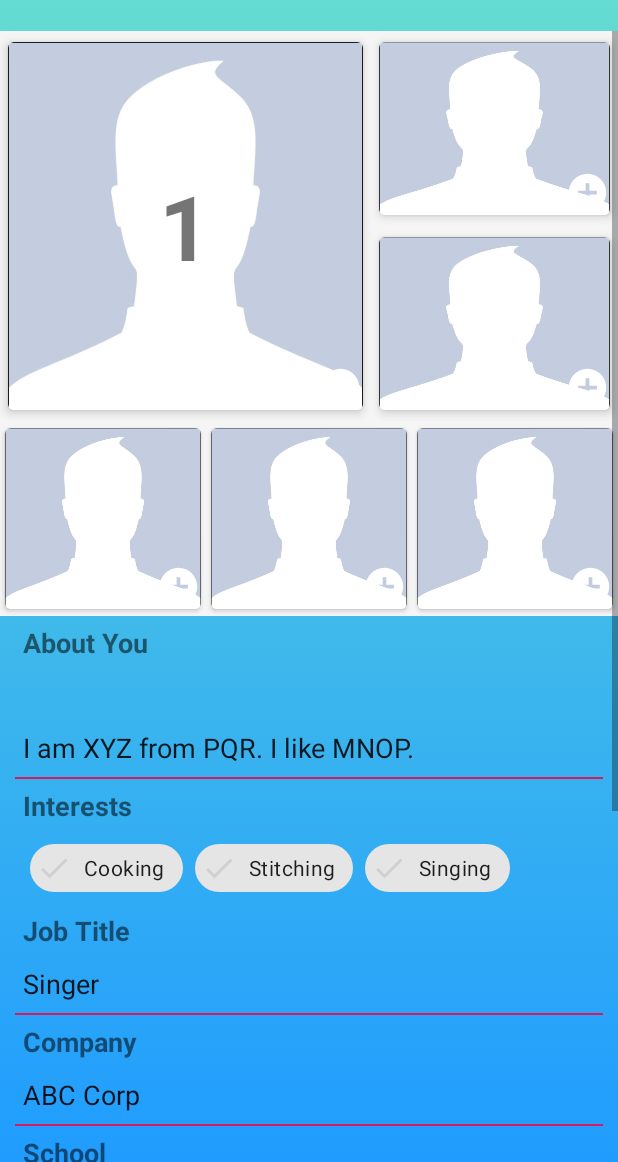
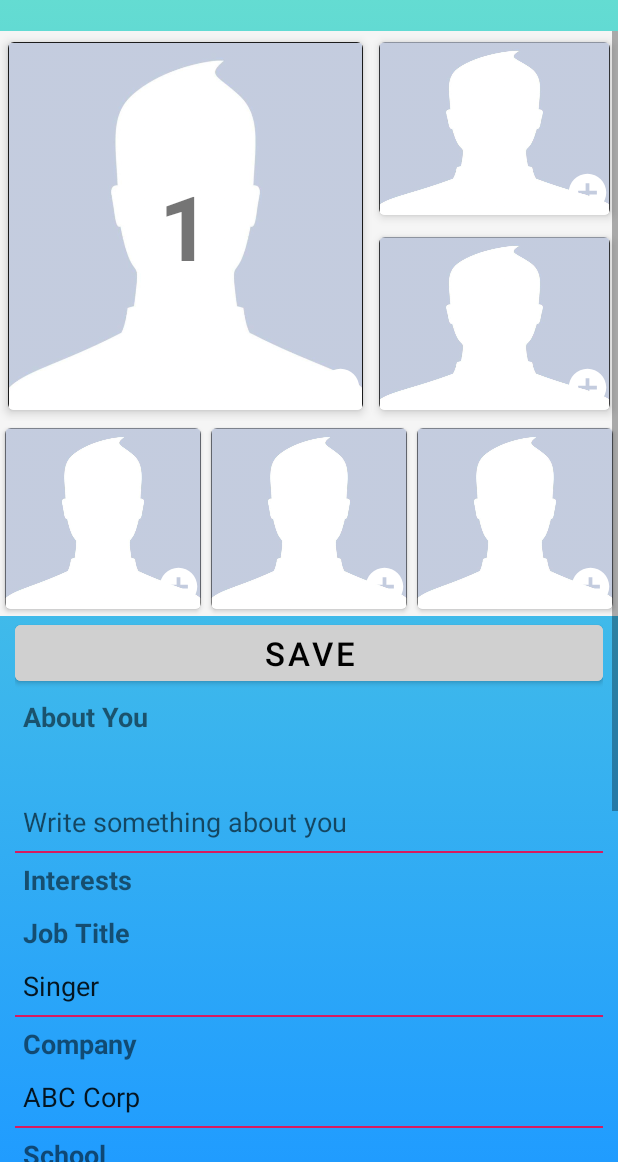
Before and after one commit to revanthscu/PlicoApp, an Android app: the EditProfileActivity screen opened directly, with no data from a screen before it, on a phone screen of 412 x 824 dp, the part 74-1236 px from its top. Run offline under Robolectric (Android 15) with nearby library versions, the phone set to English and light mode, and no system bars; our stand-ins replace Firebase (no records; nobody signed in at launch, a user with empty details on screens opened directly); 4 statements that could not run were skipped.

Commit message:
edit profile works

```diff
--- a/app/src/main/java/com/example/plicoapp/ProfileSetting/EditProfileActivity.java
+++ b/app/src/main/java/com/example/plicoapp/ProfileSetting/EditProfileActivity.java
@@ -1,9 +1,11 @@
 package com.example.plicoapp.ProfileSetting;
 
+import androidx.annotation.NonNull;
 import androidx.appcompat.app.AppCompatActivity;
 import androidx.appcompat.widget.SwitchCompat;
 
 import android.os.Bundle;
+import android.util.Log;
 import android.view.View;
 import android.widget.Button;
 import android.widget.CompoundButton;
@@ -13,8 +15,18 @@ import android.widget.ImageView;
 import android.widget.Toast;
 
 import com.example.plicoapp.R;
+import com.google.android.gms.tasks.OnCompleteListener;
+import com.google.android.gms.tasks.OnFailureListener;
+import com.google.android.gms.tasks.OnSuccessListener;
+import com.google.android.gms.tasks.Task;
 import com.google.android.material.chip.Chip;
 import com.google.android.material.chip.ChipGroup;
+import com.google.firebase.auth.FirebaseAuth;
+import com.google.firebase.firestore.DocumentReference;
+import com.google.firebase.firestore.DocumentSnapshot;
+import com.google.firebase.firestore.FirebaseFirestore;
+
+import java.util.ArrayList;
 
 public class EditProfileActivity extends AppCompatActivity implements CompoundButton.OnCheckedChangeListener, View.OnClickListener {
 
@@ -25,11 +37,51 @@ public class EditProfileActivity extends AppCompatActivity implements CompoundBu
     Button b1,b2,b3,b4,b5,b6;
     EditProfileContract profileInfo;
     ChipGroup chipInterests;
+    String name, bio, profilePic, pGender, gender, job, company, school, uid;
+    private ArrayList interests;
+    private Integer age, distance;
+
+    private FirebaseAuth mAuth;
+    private FirebaseFirestore db;
 
     @Override
     protected void onCreate(Bundle savedInstanceState) {
         super.onCreate(savedInstanceState);
         setContentView(R.layout.activity_edit_profile);
+
+        mAuth = FirebaseAuth.getInstance();
+        db = FirebaseFirestore.getInstance();
+
+        uid = mAuth.getCurrentUser().getUid();
+
+        DocumentReference docRef = db.collection("Users").document(uid);
+        docRef.get().addOnCompleteListener(new OnCompleteListener<DocumentSnapshot>() {
+            @Override
+            public void onComplete(@NonNull Task<DocumentSnapshot> task) {
+                if (task.isSuccessful()) {
+                    DocumentSnapshot doc = task.getResult();
+                    if (doc.exists()) {
+                        name = doc.get("name").toString();
+                        age = Integer.parseInt(doc.get("age").toString());
+                        profilePic = doc.get("profilePic").toString();
+                        bio = doc.get("bio").toString();
+                        interests = (ArrayList) doc.get("interests");
+                        distance = Integer.parseInt(doc.get("distance").toString());
+                        gender = doc.get("gender").toString();
+                        pGender = doc.get("pgender").toString();
+
+                        Log.d("EditProf", "DocumentSnapshot data: " + doc.getData());
+                    } else {
+                        Log.d("EditProf", "No such document");
+                    }
+                } else {
+                    Log.d("EditProf", "get failed with ", task.getException());
+                }
+            }
+        });
+
+
+
 
         setInfoObj();
         setImages();
@@ -65,11 +117,11 @@ public class EditProfileActivity extends AppCompatActivity implements CompoundBu
 
         chipInterests = (ChipGroup) findViewById(R.id.interestsChipGroup);
         Chip chip;
-        String[] s = profileInfo.getInterests();
-        for (int i = 0; i < s.length; i++) {
+        ArrayList s = profileInfo.getInterests();
+        for (int i = 0; i < s.size(); i++) {
             chip = new Chip(this, null, R.style.Widget_MaterialComponents_Chip_Choice);
             chip.setChipIcon(getDrawable(R.drawable.ic_check_unselect));
-            chip.setText(s[i]);
+            chip.setText(s.get(i).toString());
             chipInterests.addView(chip);
             //chip.setChipBackgroundColorResource(R.color.colorAccent);
             //chip.setCloseIconVisible(true);
@@ -180,12 +232,12 @@ public class EditProfileActivity extends AppCompatActivity implements CompoundBu
         //database call
         int[] pics = new int[]{R.drawable.default_man, R.drawable.default_man, R.drawable.default_man, R.drawable.default_man, R.drawable.default_man, R.drawable.default_man};
         profileInfo = new EditProfileContract();
-        profileInfo.setAbout("I am XYZ from PQR. I like MNOP.");
-        profileInfo.setInterests(new String[]{"Cooking","Stitching","Singing"});
+        profileInfo.setAbout(bio);
+        profileInfo.setInterests(interests);
         profileInfo.setJobTitle("Singer");
         profileInfo.setCompany("ABC Corp");
         profileInfo.setSchool("St. Mary's");
-        profileInfo.setGender("Female");
+        profileInfo.setGender(gender);
         profileInfo.setbShowAge(true);
         profileInfo.setbShowDistance(true);
         profileInfo.setPhotos(pics);
@@ -250,4 +302,32 @@ public class EditProfileActivity extends AppCompatActivity implements CompoundBu
         }
 
     }
+
+    public void SaveData(View view) {
+
+        bio = etAbout.getText().toString();
+        job = etJob.getText().toString();
+        company = etCompany.getText().toString();
+        school = etSchool.getText().toString();
+
+        DocumentReference uRef = db.collection("Users").document(uid);
+
+        uRef
+                .update("bio", bio, "job", job, "company", company, "school", school)
+
+                .addOnSuccessListener(new OnSuccessListener<Void>() {
+                    @Override
+                    public void onSuccess(Void aVoid) {
+                        Log.d("TAG", "DocumentSnapshot successfully updated!");
+                    }
+                })
+                .addOnFailureListener(new OnFailureListener() {
+                    @Override
+                    public void onFailure(@NonNull Exception e) {
+                        Log.w("TAG", "Error updating document", e);
+                    }
+                });
+
+
+    }
 }
--- a/app/src/main/java/com/example/plicoapp/ProfileSetting/EditProfileContract.java
+++ b/app/src/main/java/com/example/plicoapp/ProfileSetting/EditProfileContract.java
@@ -1,9 +1,11 @@
 package com.example.plicoapp.ProfileSetting;
+
+import java.util.ArrayList;
 
 public class EditProfileContract {
 
     private String about = null;
-    private String[] interests = null;
+    private ArrayList interests = null;
     private String jobTitle = null;
     private String company = null;
     private String school = null;
@@ -14,7 +16,7 @@ public class EditProfileContract {
 
     public EditProfileContract() {
         this.about = "";
-        this.interests = new String[]{};
+        this.interests = new ArrayList();
         this.jobTitle = "";
         this.company = "";
         this.school = "";
@@ -32,11 +34,11 @@ public class EditProfileContract {
         this.about = about;
     }
 
-    public String[] getInterests() {
+    public ArrayList getInterests() {
         return interests;
     }
 
-    public void setInterests(String[] interests) {
+    public void setInterests(ArrayList interests) {
         this.interests = interests;
     }
 
--- a/app/src/main/res/layout/activity_edit_profile.xml
+++ b/app/src/main/res/layout/activity_edit_profile.xml
@@ -327,6 +327,20 @@
                     android:paddingLeft="10dp"
                     android:paddingRight="10dp">
 
+                    <Button
+                        android:id="@+id/Save"
+                        android:layout_width="match_parent"
+                        android:layout_height="wrap_content"
+                        android:text="Save"
+                        android:textColor="@color/black"
+                        android:textSize="22dp"
+                        android:backgroundTint="@color/gray_btn_bg_color"
+                        android:textAlignment="center"
+                        android:onClick="SaveData"
+                        >
+
+                    </Button>
+
                     <TextView
                         android:id="@+id/txtAbout"
                         android:layout_width="wrap_content"
```
